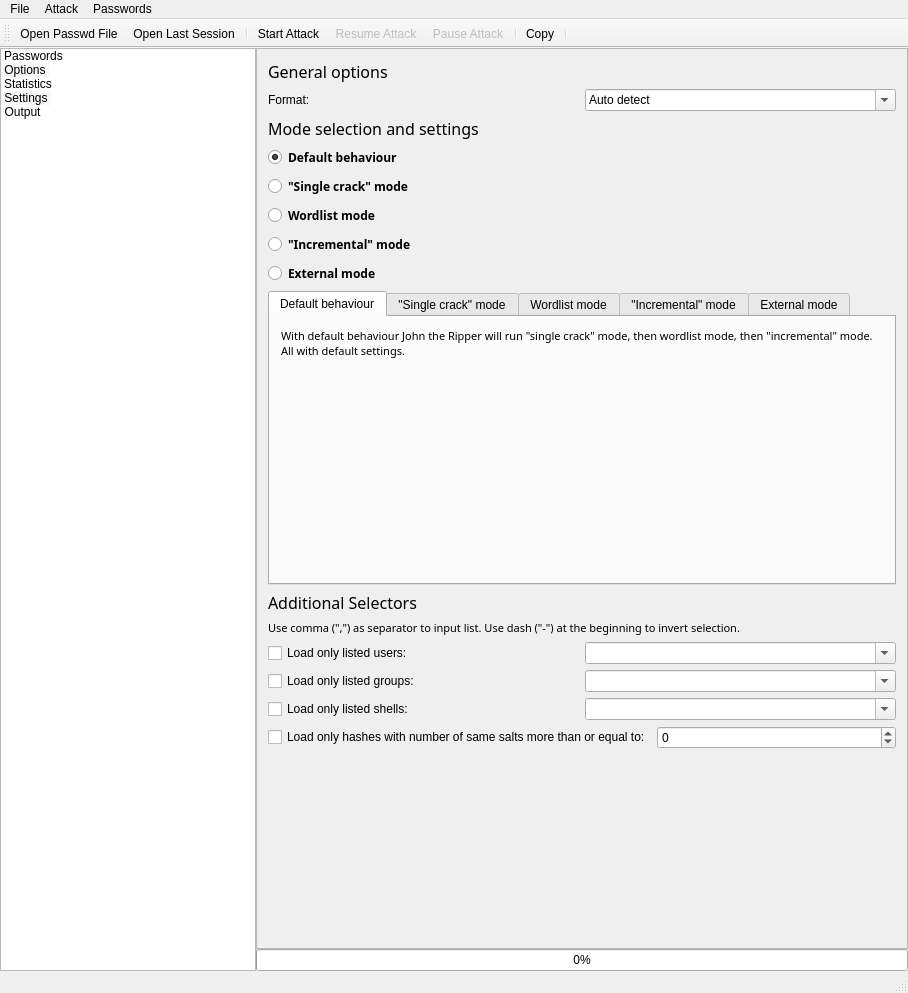
Above: mainwindow.ui from openwall/johnny before the change. Below: the same form after it.
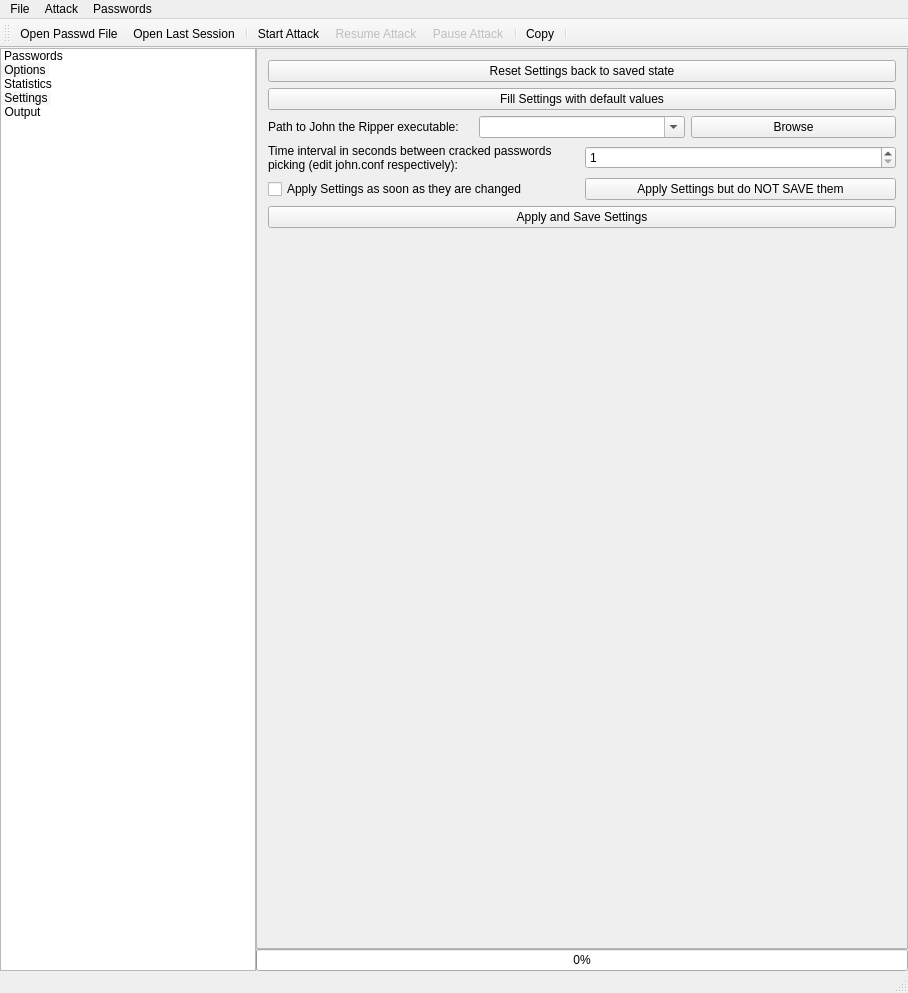
That is the form after the change. The open tabs and pages were chosen to show the change. Icons and pictures are not drawn.

Commit message: fixed name for settings page's scrollbar

Diff of the .ui file:
```diff
--- a/mainwindow.ui
+++ b/mainwindow.ui
@@ -1056,7 +1056,7 @@
           </layout>
          </widget>
 <!--         <widget class="QWidget" name="benchmarkPage"/>-->
-         <widget class="QScrollArea" name="optionsScrollArea">
+         <widget class="QScrollArea" name="settingsScrollArea">
            <property name="widgetResizable">
              <bool>true</bool>
            </property>
```
